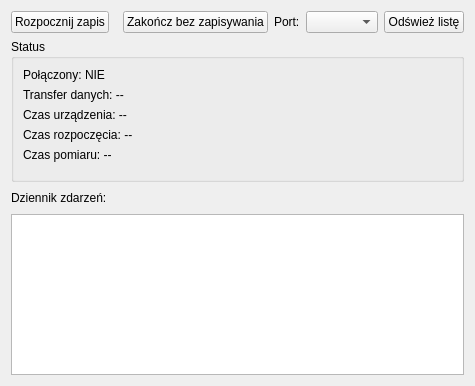
PZSAS/serv, file connectionwidget.ui: the form before one commit.
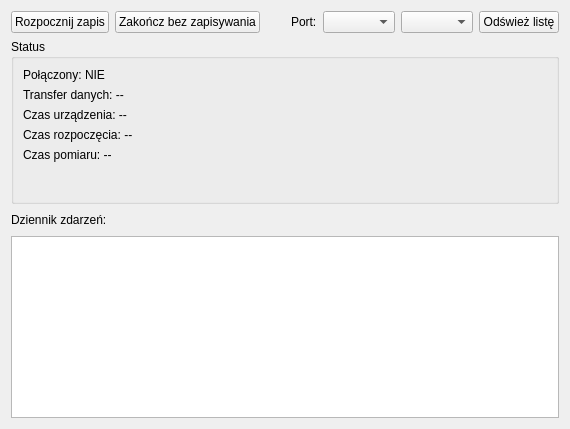
The form after the commit.

Diff of the .ui file:
```diff
--- a/connectionwidget.ui
+++ b/connectionwidget.ui
@@ -6,8 +6,8 @@
    <rect>
     <x>0</x>
     <y>0</y>
-    <width>475</width>
-    <height>386</height>
+    <width>570</width>
+    <height>429</height>
    </rect>
   </property>
   <property name="windowTitle">
@@ -23,6 +23,13 @@
        </property>
       </widget>
      </item>
+     <item>
+      <widget class="QPushButton" name="cancelConnectButton">
+       <property name="text">
+        <string>Zakończ bez zapisywania</string>
+       </property>
+      </widget>
+     </item>
      <item>
       <spacer name="horizontalSpacer">
        <property name="orientation">
@@ -36,13 +43,6 @@
        </property>
       </spacer>
      </item>
-     <item>
-      <widget class="QPushButton" name="cancelConnectButton">
-       <property name="text">
-        <string>Zakończ bez zapisywania</string>
-       </property>
-      </widget>
-     </item>
      <item>
       <widget class="QLabel" name="label">
        <property name="text">
@@ -53,6 +53,9 @@
      <item>
       <widget class="QComboBox" name="portListWidget"/>
      </item>
+     <item>
+      <widget class="QComboBox" name="channelWidget"/>
+     </item>
      <item>
       <widget class="QPushButton" name="updatePortListButton">
        <property name="text">
```
